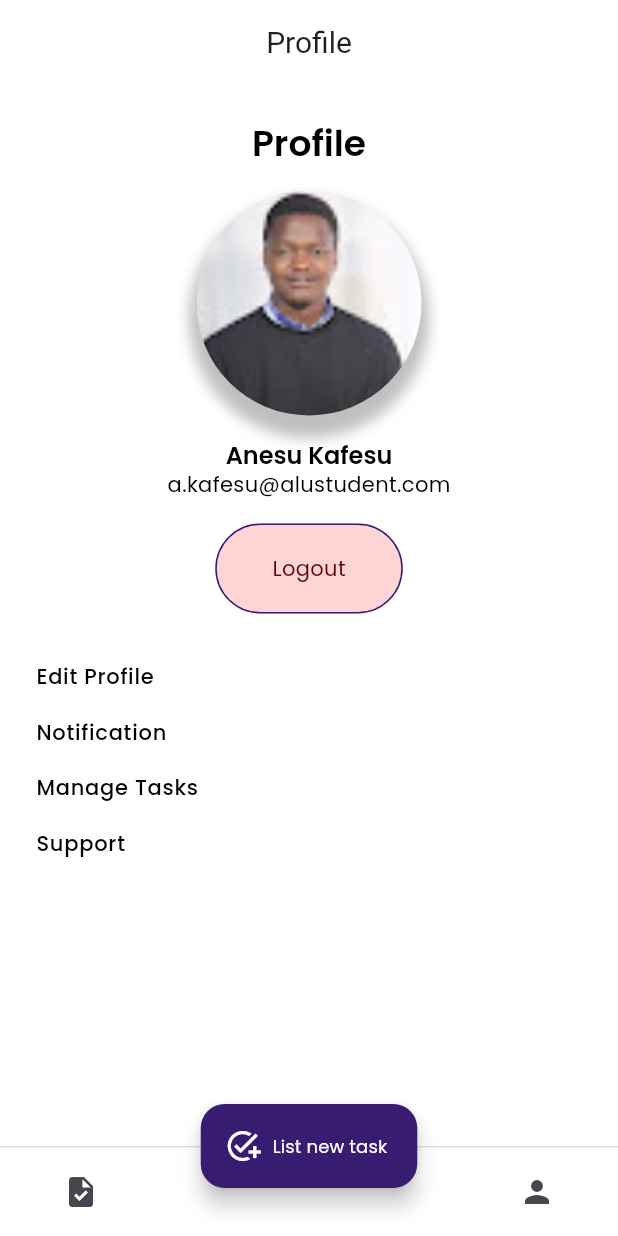
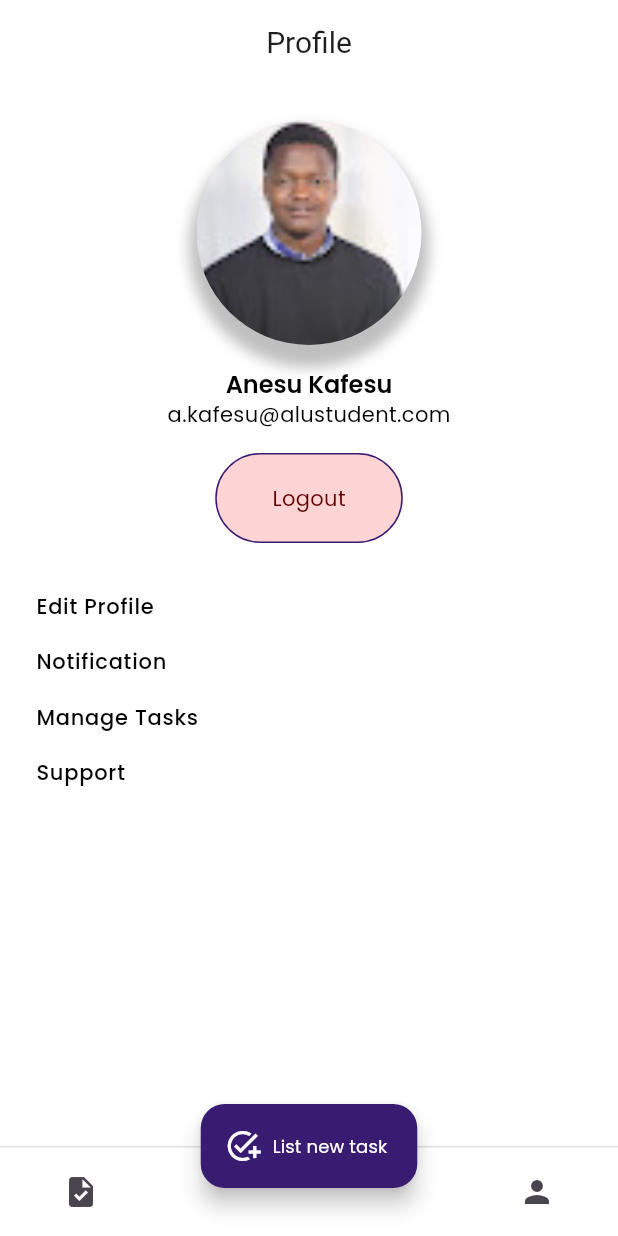
Before and after one commit to SundayOlubode/chindi, a Flutter app: the screen it shows after launch, after a tap on the "person" icon, on a phone screen of 412 x 824 dp. Run offline on Flutter 3.47's test engine with Material 3 defaults, Android fonts, the phone set to English and light mode, and no system bars; our stand-ins replace flutter_slidable, iconsax; missing offline and left inert: awesome_ripple_animation; network calls fail.

Commit message:
update: remove Profile header text

```diff
--- a/lib/routes/profile/user_profile.dart
+++ b/lib/routes/profile/user_profile.dart
@@ -28,13 +28,6 @@ class UserProfile extends StatelessWidget {
             Center(
               child: Column(
                 children: [
-                  // PROFILE HEADLINE
-                  Text(
-                    ChindiTexts.profile,
-                    style: globalTextTheme.headlineMedium,
-                  ),
-                  const SizedBox(height: ChindiSizes.spaceBtwItems),
-
                   // USER PROFILE IMAGE
                   const ProfileImage(imagePath: ChindiTexts.anesuImagePath),
                   const SizedBox(height: ChindiSizes.spaceBtwItems),
```
